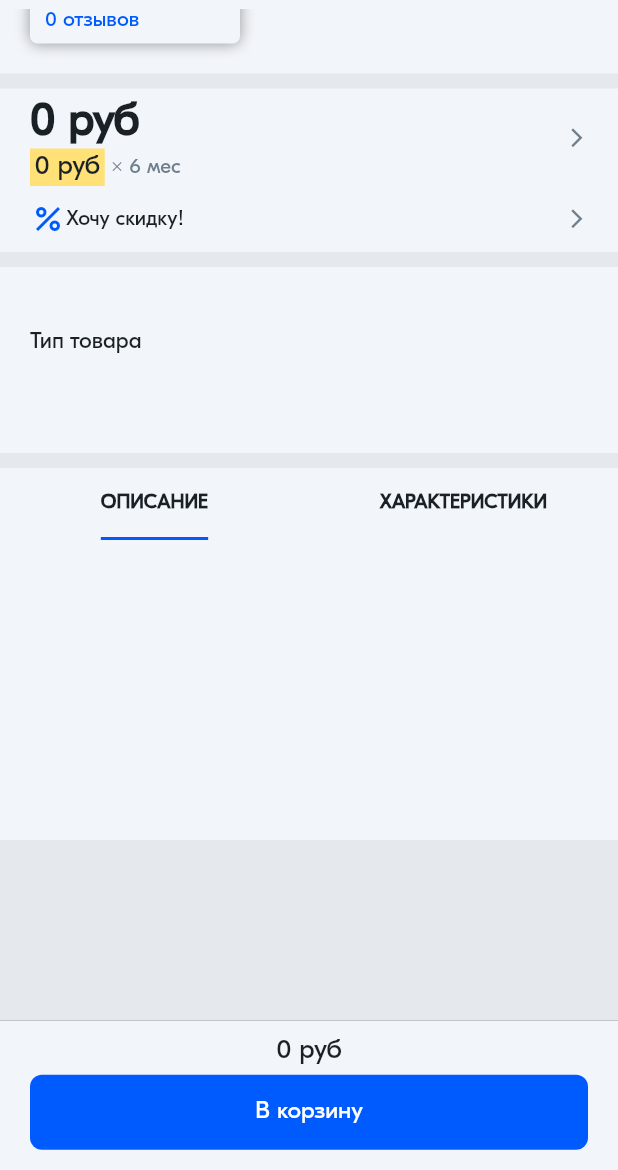
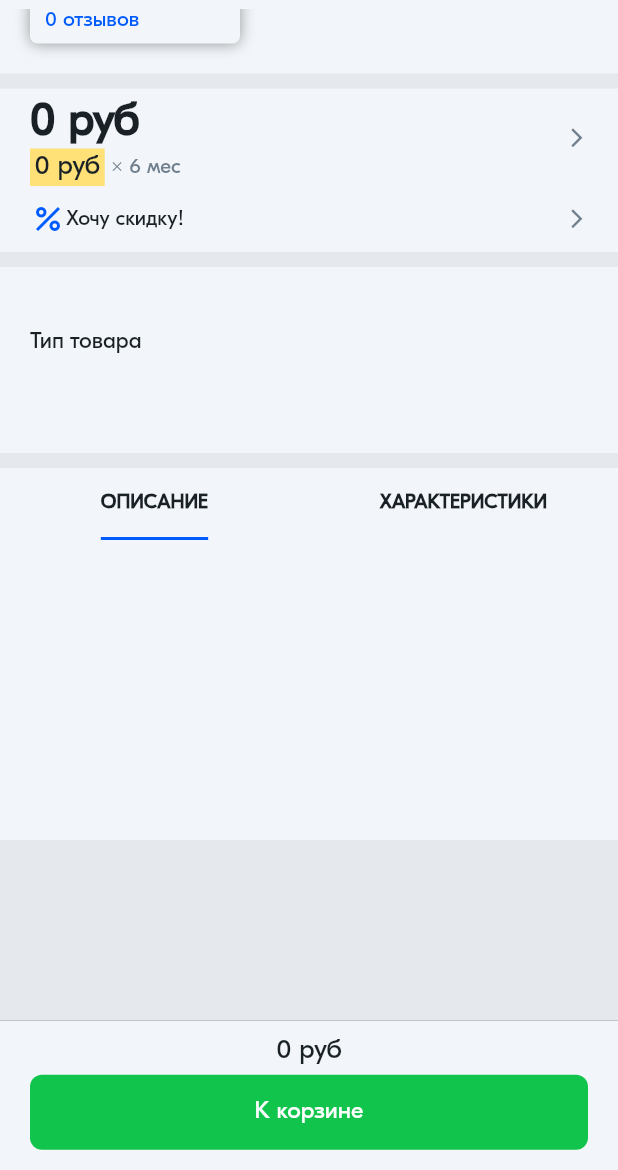
Before and after one commit to blyoha/flutter-market-app, a Flutter app: the StoreItemPage screen opened directly with empty values, scrolled down 477 dp, after a tap on "В корзину", on a phone screen of 412 x 824 dp, the part 66-1236 px from its top. Run offline on Flutter 3.47's test engine with Material 2 defaults, Android fonts, the phone set to English and light mode, and no system bars; our stand-ins replace get, smooth_page_indicator; project files that could hold a hidden picture were left out.

Commit message:
Added logic to "To cart" button.

```diff
--- a/lib/src/store_items/pages/store_item_page.dart
+++ b/lib/src/store_items/pages/store_item_page.dart
@@ -1,7 +1,9 @@
 import 'package:flutter/material.dart';
+import 'package:get/get.dart';
 
 import '../../../utils/app_colors.dart';
 import '../../main/widgets/text.dart';
+import '../../shopping_cart/controllers/cart_controller.dart';
 import '../../shopping_cart/models/store_item_model.dart';
 import '../widgets/bottom_bar.dart';
 import '../widgets/item_images.dart';
@@ -11,8 +13,9 @@ import '../widgets/top_bar.dart';
 
 class StoreItemPage extends StatelessWidget {
   final StoreItemModel storeItem;
+  final CartController controller = Get.find();
 
-  const StoreItemPage({Key? key, required this.storeItem}) : super(key: key);
+  StoreItemPage({Key? key, required this.storeItem}) : super(key: key);
 
   @override
   Widget build(BuildContext context) {
@@ -211,7 +214,7 @@ class StoreItemPage extends StatelessWidget {
               ),
             ),
             // bottom bar
-            Positioned(bottom: 0, child: BottomBar(price: storeItem.price)),
+            Positioned(bottom: 0, child: BottomBar(controller: controller, storeItem: storeItem,)),
           ],
         ),
       ),
--- a/lib/src/store_items/widgets/bottom_bar.dart
+++ b/lib/src/store_items/widgets/bottom_bar.dart
@@ -1,15 +1,28 @@
 import 'package:flutter/material.dart';
+import 'package:get/get.dart';
 
 import '../../../../utils/app_colors.dart';
 import '../../main/widgets/text.dart';
+import '../../shopping_cart/controllers/cart_controller.dart';
+import '../../shopping_cart/models/store_item_model.dart';
+import '../../shopping_cart/pages/cart_page.dart';
 
-class BottomBar extends StatelessWidget {
-  final int price;
+class BottomBar extends StatefulWidget {
+  final CartController controller;
+  final StoreItemModel storeItem;
 
-  const BottomBar({Key? key, required this.price}) : super(key: key);
+  const BottomBar({Key? key, required this.controller, required this.storeItem})
+      : super(key: key);
 
   @override
+  State<BottomBar> createState() => _BottomBarState();
+}
+
+class _BottomBarState extends State<BottomBar> {
+  @override
   Widget build(BuildContext context) {
+    bool isInCart = widget.controller.storeItems.containsKey(widget.storeItem);
+
     return Container(
       decoration: BoxDecoration(
         border: Border(
@@ -24,7 +37,7 @@ class BottomBar extends StatelessWidget {
         children: [
           // price
           SimpleText(
-            text: "$price руб",
+            text: "${widget.storeItem.price} руб",
             color: AppColors.primaryColor,
             size: 18,
           ),
@@ -39,11 +52,20 @@ class BottomBar extends StatelessWidget {
                   style: ButtonStyle(
                       shape: MaterialStateProperty.all(RoundedRectangleBorder(
                           borderRadius: BorderRadius.circular(8))),
-                      backgroundColor: MaterialStateProperty.all<Color>(
-                          AppColors.focusColor)),
-                  onPressed: () {},
-                  child: const SimpleText(
-                    text: "В корзину",
+                      backgroundColor: MaterialStateProperty.all<Color>(isInCart
+                          ? AppColors.priceColor
+                          : AppColors.focusColor)),
+                  onPressed: () {
+                    setState(() {
+                      if (isInCart) {
+                        Get.to(const CartPage());
+                      } else {
+                        widget.controller.addStoreItem(widget.storeItem);
+                      }
+                    });
+                  },
+                  child: SimpleText(
+                    text: isInCart ? "К корзине" : "В корзину",
                     color: Colors.white,
                   )))
         ],
```
